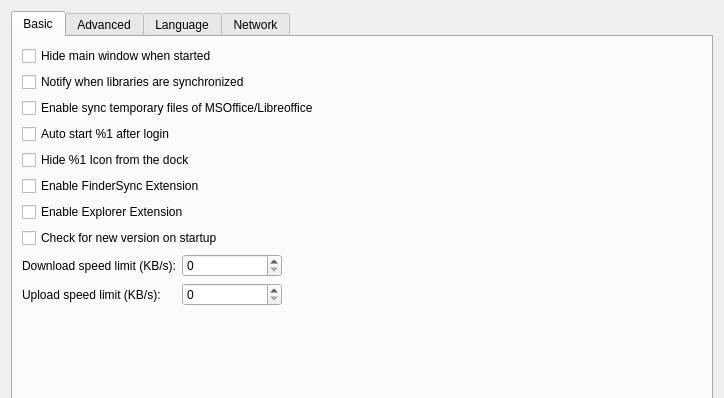
Before: the Qt Designer form ui/settings-dialog.ui in haiwen/seafile-client, drawn with Qt 5; both pictures show x 0 to 724 and y 0 to 398 of the 724 by 579 pixel window.
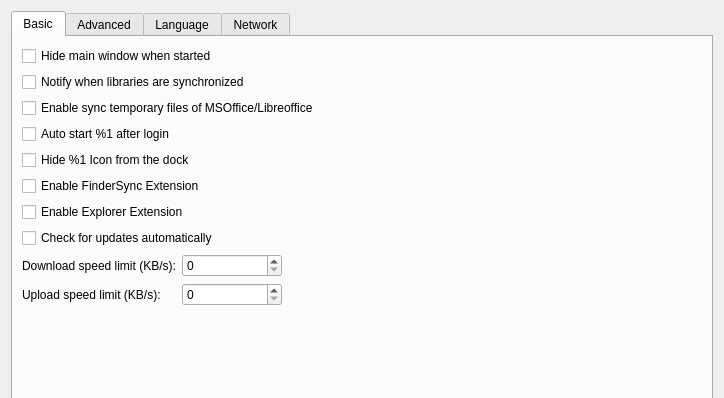
After: the same form once the commit is applied.

Diff of the .ui file:
```diff
--- a/ui/settings-dialog.ui
+++ b/ui/settings-dialog.ui
@@ -76,7 +76,7 @@
        <item>
         <widget class="QCheckBox" name="mCheckLatestVersionBox">
          <property name="text">
-          <string>Check for new version on startup</string>
+          <string>Check for updates automatically</string>
          </property>
         </widget>
        </item>
```
